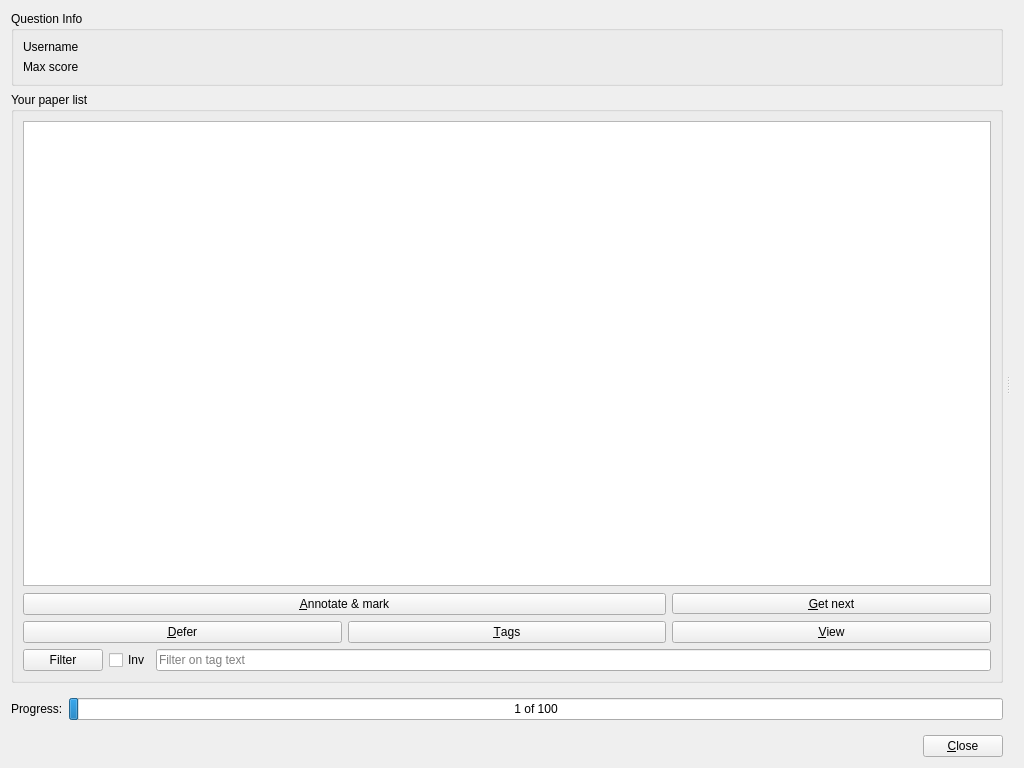
This is qtCreatorFiles/ui_marker.ui in plomgrading/plom as Qt 5 draws it before an edit. The edited form follows.
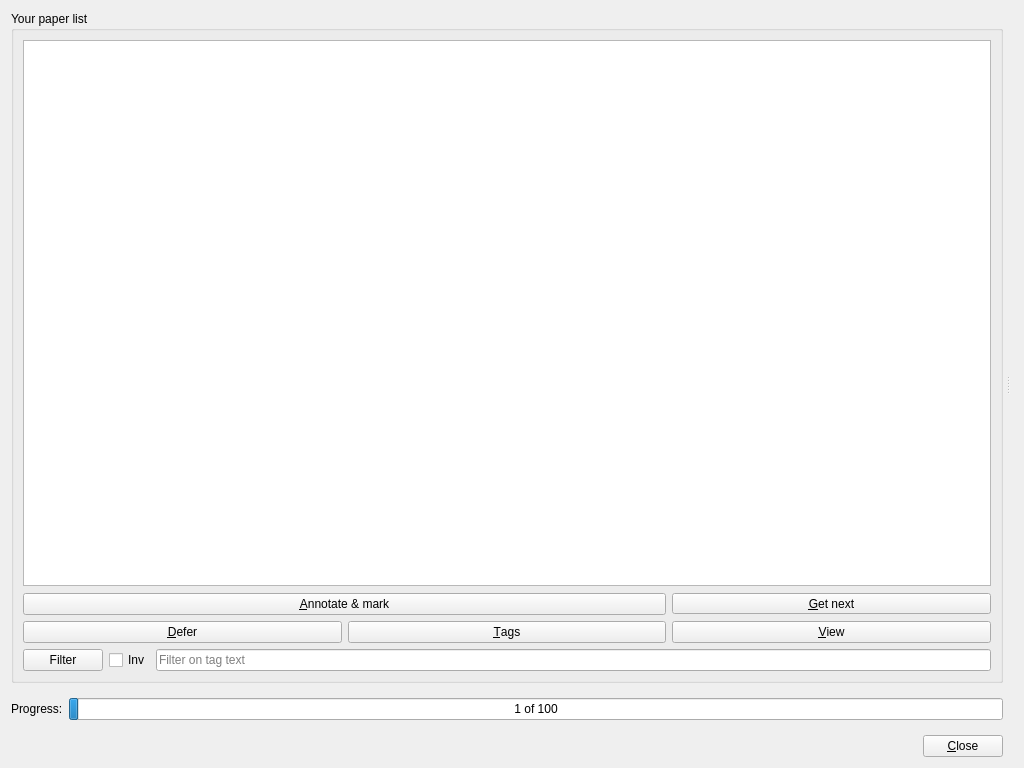
This is the edited form. Custom widgets are drawn as their Qt base class.

Commit message:
Marker: remove the infoBox at the top
Doesn't seem useful to display our username here, move the "what am I
grading?" info to replace the useless text "Your paper list".

What changed in the file:
```diff
--- a/qtCreatorFiles/ui_marker.ui
+++ b/qtCreatorFiles/ui_marker.ui
@@ -48,43 +48,6 @@
        <property name="bottomMargin">
         <number>0</number>
        </property>
-       <item>
-        <widget class="QGroupBox" name="infoBox">
-         <property name="title">
-          <string>Question Info</string>
-         </property>
-         <layout class="QFormLayout" name="formLayout_2">
-          <item row="0" column="0">
-           <widget class="QLabel" name="label_2">
-            <property name="text">
-             <string>Username </string>
-            </property>
-           </widget>
-          </item>
-          <item row="0" column="1">
-           <widget class="QLabel" name="userLabel">
-            <property name="text">
-             <string notr="true">&lt;username&gt;</string>
-            </property>
-           </widget>
-          </item>
-          <item row="1" column="0">
-           <widget class="QLabel" name="label_5">
-            <property name="text">
-             <string>Max score</string>
-            </property>
-           </widget>
-          </item>
-          <item row="1" column="1">
-           <widget class="QLabel" name="maxscoreLabel">
-            <property name="text">
-             <string notr="true">&lt;number&gt;</string>
-            </property>
-           </widget>
-          </item>
-         </layout>
-        </widget>
-       </item>
        <item>
         <widget class="QGroupBox" name="tableBox">
          <property name="sizePolicy">
```
The commit also changes 2 other files.
